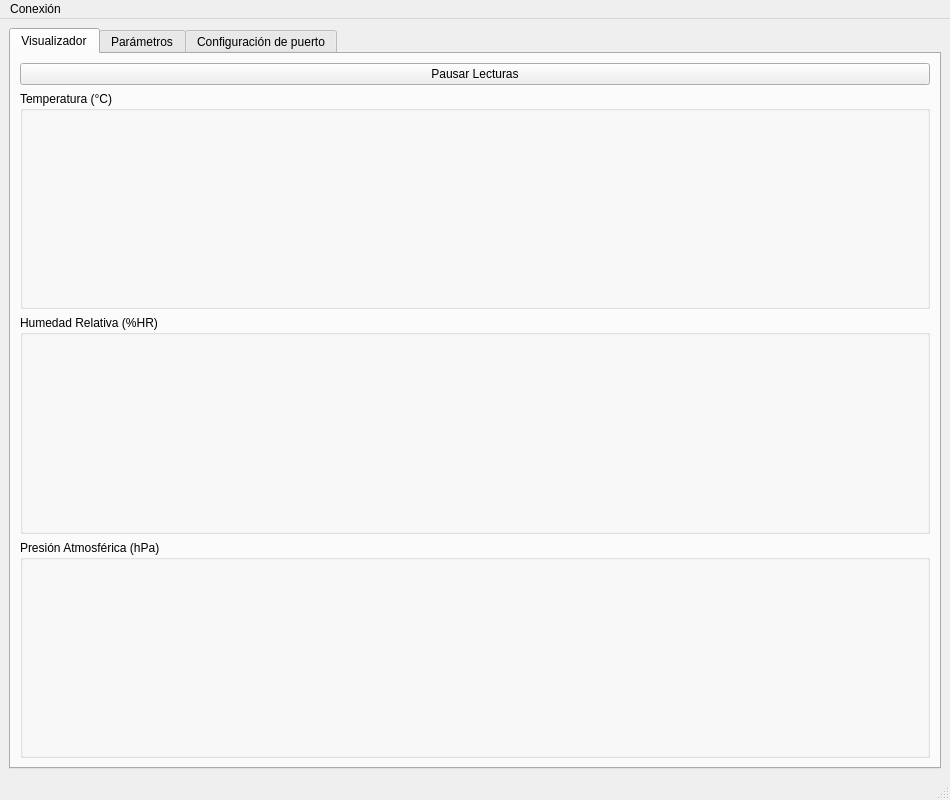
Before: the Qt Designer form gui_python/bme688_gui.ui in Myrksh/CC5328-Tarea-2, drawn with Qt 5.
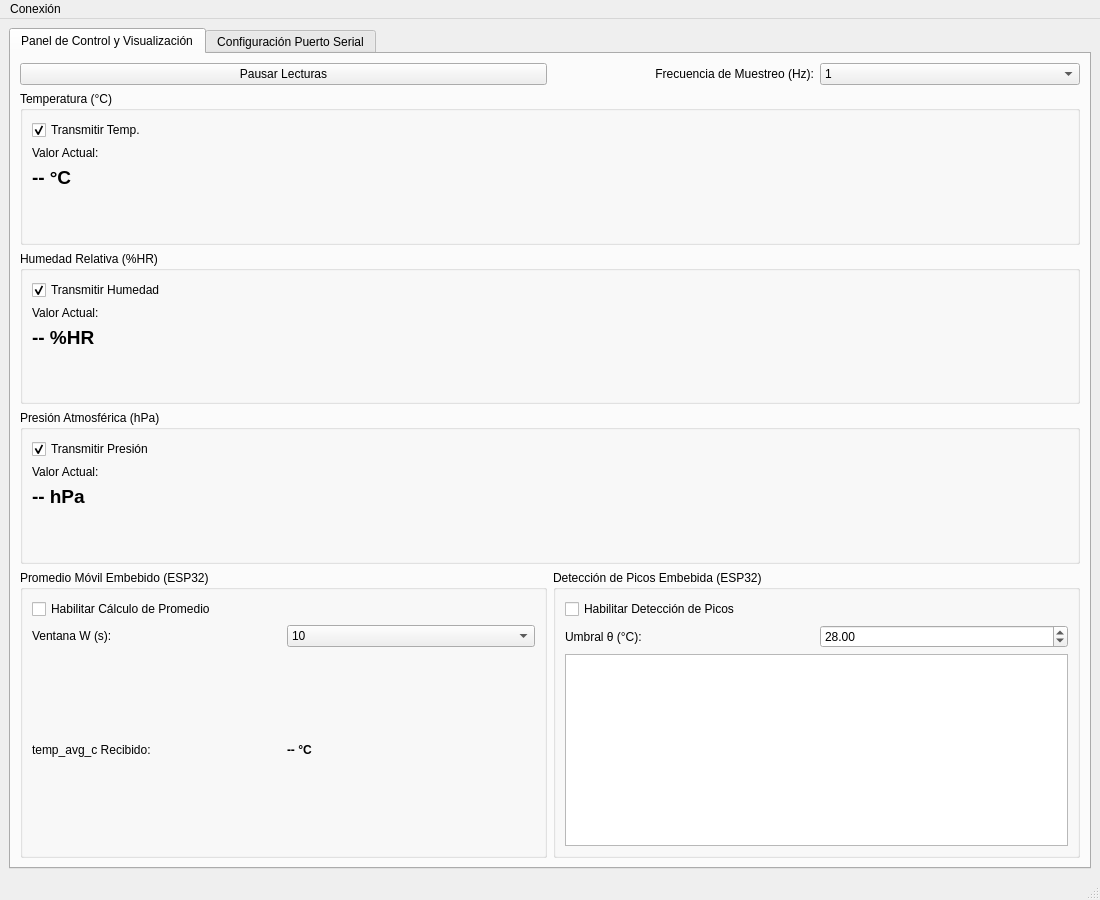
After: the same form once the commit is applied.

Patch:
```diff
--- a/gui_python/bme688_gui.ui
+++ b/gui_python/bme688_gui.ui
@@ -6,154 +6,257 @@
    <rect>
     <x>0</x>
     <y>0</y>
-    <width>950</width>
-    <height>800</height>
+    <width>1100</width>
+    <height>900</height>
    </rect>
   </property>
   <property name="windowTitle">
-   <string>Tarea 2 — Control BME688 &amp;</string>
+   <string>Tarea 2 — Control BME688 &amp; Visualización</string>
   </property>
   <widget class="QWidget" name="centralwidget">
-   <layout class="QGridLayout" name="gridLayout_main">
-    <item row="0" column="0">
+   <layout class="QVBoxLayout" name="verticalLayout_main">
+    <item>
      <widget class="QTabWidget" name="pestanas">
       <property name="currentIndex">
        <number>0</number>
       </property>
-      <widget class="QWidget" name="tab_graficos">
+      
+      <!-- PESTAÑA PRINCIPAL ÚNICA -->
+      <widget class="QWidget" name="tab_panel_unico">
        <attribute name="title">
-        <string>Visualizador</string>
+        <string>Panel de Control y Visualización</string>
        </attribute>
-       <layout class="QVBoxLayout" name="verticalLayout_graficos">
+       <layout class="QVBoxLayout" name="verticalLayout_panel">
+        
+        <!-- BARRA SUPERIOR: BOTÓN PAUSA (50%) + FRECUENCIA (50%) -->
         <item>
+         <layout class="QHBoxLayout" name="horizontalLayout_top_controls">
+          <item stretch="1">
          <widget class="QPushButton" name="pausa_graficos">
           <property name="text">
            <string>Pausar Lecturas</string>
           </property>
          </widget>
         </item>
+          <item stretch="1">
+           <layout class="QHBoxLayout" name="horizontalLayout_freq_inline">
         <item>
+             <widget class="QLabel" name="lbl_freq">
+              <property name="text">
+               <string>Frecuencia de Muestreo (Hz):</string>
+              </property>
+              <property name="alignment">
+               <set>Qt::AlignRight|Qt::AlignVCenter</set>
+              </property>
+             </widget>
+            </item>
+            <item>
+             <widget class="QComboBox" name="combo_frecuencia">
+              <property name="currentIndex">
+               <number>1</number>
+              </property>
+              <item><property name="text"><string>0.5</string></property></item>
+              <item><property name="text"><string>1</string></property></item>
+              <item><property name="text"><string>2</string></property></item>
+              <item><property name="text"><string>5</string></property></item>
+             </widget>
+            </item>
+           </layout>
+          </item>
+         </layout>
+        </item>
+
+        <!-- SECCIÓN DE GRÁFICOS Y CONTROLES (PROPORCIÓN EXACTA 2/3 Y 1/3) -->
+        
+        <!-- 1. TEMPERATURA -->
+        <item stretch="2">
          <widget class="QGroupBox" name="group_temp">
           <property name="title">
            <string>Temperatura (°C)</string>
           </property>
+          <layout class="QHBoxLayout" name="horizontalLayout_temp_box">
+           <!-- Layout del gráfico (Stretch 2 -> 2/3) -->
+           <item stretch="2">
           <layout class="QVBoxLayout" name="plot_layout_temp"/>
+           </item>
+           <!-- Layout de controles y valor (Stretch 1 -> 1/3) -->
+           <item stretch="1">
+            <layout class="QVBoxLayout" name="verticalLayout_temp_ctrl">
+             <item>
+              <widget class="QCheckBox" name="chk_temp">
+               <property name="text">
+                <string>Transmitir Temp.</string>
+               </property>
+               <property name="checked">
+                <bool>true</bool>
+               </property>
          </widget>
         </item>
         <item>
+              <widget class="QLabel" name="lbl_title_temp">
+               <property name="text">
+                <string>Valor Actual:</string>
+               </property>
+              </widget>
+             </item>
+             <item>
+              <widget class="QLabel" name="lbl_val_temp">
+               <property name="styleSheet">
+                <string>font-size: 14pt; font-weight: bold;</string>
+               </property>
+               <property name="text">
+                <string>-- °C</string>
+               </property>
+              </widget>
+             </item>
+             <item>
+              <spacer name="verticalSpacer_temp">
+               <property name="orientation">
+                <enum>Qt::Vertical</enum>
+               </property>
+               <property name="sizeHint" stdset="0">
+                <size>
+                 <width>20</width>
+                 <height>20</height>
+                </size>
+               </property>
+              </spacer>
+             </item>
+            </layout>
+           </item>
+          </layout>
+         </widget>
+        </item>
+
+        <!-- 2. HUMEDAD RELATIVA -->
+        <item stretch="2">
          <widget class="QGroupBox" name="group_hum">
           <property name="title">
            <string>Humedad Relativa (%HR)</string>
           </property>
+          <layout class="QHBoxLayout" name="horizontalLayout_hum_box">
+           <!-- Layout del gráfico (Stretch 2 -> 2/3) -->
+           <item stretch="2">
           <layout class="QVBoxLayout" name="plot_layout_hum"/>
+           </item>
+           <!-- Layout de controles y valor (Stretch 1 -> 1/3) -->
+           <item stretch="1">
+            <layout class="QVBoxLayout" name="verticalLayout_hum_ctrl">
+             <item>
+              <widget class="QCheckBox" name="chk_hum">
+               <property name="text">
+                <string>Transmitir Humedad</string>
+               </property>
+               <property name="checked">
+                <bool>true</bool>
+               </property>
          </widget>
         </item>
         <item>
+              <widget class="QLabel" name="lbl_title_hum">
+               <property name="text">
+                <string>Valor Actual:</string>
+               </property>
+              </widget>
+             </item>
+             <item>
+              <widget class="QLabel" name="lbl_val_hum">
+               <property name="styleSheet">
+                <string>font-size: 14pt; font-weight: bold;</string>
+               </property>
+               <property name="text">
+                <string>-- %HR</string>
+               </property>
+              </widget>
+             </item>
+             <item>
+              <spacer name="verticalSpacer_hum">
+               <property name="orientation">
+                <enum>Qt::Vertical</enum>
+               </property>
+               <property name="sizeHint" stdset="0">
+                <size>
+                 <width>20</width>
+                 <height>20</height>
+                </size>
+               </property>
+              </spacer>
+             </item>
+            </layout>
+           </item>
+          </layout>
+         </widget>
+        </item>
+
+        <!-- 3. PRESIÓN ATMOSFÉRICA -->
+        <item stretch="2">
          <widget class="QGroupBox" name="group_pres">
           <property name="title">
            <string>Presión Atmosférica (hPa)</string>
           </property>
+          <layout class="QHBoxLayout" name="horizontalLayout_pres_box">
+           <!-- Layout del gráfico (Stretch 2 -> 2/3) -->
+           <item stretch="2">
           <layout class="QVBoxLayout" name="plot_layout_pres"/>
-         </widget>
-        </item>
-       </layout>
-      </widget>
-      <widget class="QWidget" name="tab_procesamiento">
-       <attribute name="title">
-        <string>Parámetros</string>
-       </attribute>
-       <layout class="QGridLayout" name="gridLayout_proc">
-        <!-- Selección de Variables -->
-        <item row="0" column="0" colspan="2">
-         <widget class="QGroupBox" name="group_vars">
-          <property name="title">
-           <string>Variables a Transmitir</string>
-          </property>
-          <layout class="QHBoxLayout" name="horizontalLayout_vars">
-           <item>
-            <widget class="QCheckBox" name="chk_temp">
-             <property name="text">
-              <string>Temperatura (T)</string>
-             </property>
-             <property name="checked">
-              <bool>true</bool>
-             </property>
-            </widget>
-           </item>
-           <item>
-            <widget class="QCheckBox" name="chk_hum">
-             <property name="text">
-              <string>Humedad (H)</string>
-             </property>
-             <property name="checked">
-              <bool>true</bool>
-             </property>
-            </widget>
-           </item>
+           </item>
+           <!-- Layout de controles y valor (Stretch 1 -> 1/3) -->
+           <item stretch="1">
+            <layout class="QVBoxLayout" name="verticalLayout_pres_ctrl">
            <item>
             <widget class="QCheckBox" name="chk_pres">
              <property name="text">
-              <string>Presión (P)</string>
+                <string>Transmitir Presión</string>
              </property>
              <property name="checked">
               <bool>true</bool>
              </property>
             </widget>
            </item>
-          </layout>
-         </widget>
-        </item>
-
-        <!-- Frecuencia de Muestreo -->
-        <item row="1" column="0" colspan="2">
-         <widget class="QGroupBox" name="group_freq">
-          <property name="title">
-           <string>Frecuencia de Adquisición</string>
-          </property>
-          <layout class="QHBoxLayout" name="horizontalLayout_freq">
            <item>
-            <widget class="QLabel" name="lbl_freq">
+              <widget class="QLabel" name="lbl_title_pres">
              <property name="text">
-              <string>Frecuencia de muestreo (Hz):</string>
+                <string>Valor Actual:</string>
              </property>
             </widget>
            </item>
            <item>
-            <widget class="QComboBox" name="combo_frecuencia">
-             <property name="currentIndex">
-              <number>1</number>
-             </property>
-             <item>
+              <widget class="QLabel" name="lbl_val_pres">
+               <property name="styleSheet">
+                <string>font-size: 14pt; font-weight: bold;</string>
+               </property>
               <property name="text">
-               <string>0.5</string>
-              </property>
+                <string>-- hPa</string>
+               </property>
+              </widget>
              </item>
              <item>
-              <property name="text">
-               <string>1</string>
-              </property>
-             </item>
-             <item>
-              <property name="text">
-               <string>2</string>
-              </property>
+              <spacer name="verticalSpacer_pres">
+               <property name="orientation">
+                <enum>Qt::Vertical</enum>
+               </property>
+               <property name="sizeHint" stdset="0">
+                <size>
+                 <width>20</width>
+                 <height>20</height>
+                </size>
+               </property>
+              </spacer>
              </item>
-             <item>
-              <property name="text">
-               <string>5</string>
-              </property>
-             </item>
-            </widget>
-           </item>
+            </layout>
+           </item>
           </layout>
          </widget>
         </item>
 
-        <!-- Media Móvil Temporal -->
-        <item row="2" column="0">
+        <!-- SECCIÓN INFERIOR: PROMEDIO (IZQ) Y PICOS (DER) -->
+        <item stretch="1">
+         <layout class="QHBoxLayout" name="horizontalLayout_bottom_processing">
+          
+          <!-- RECUADRO IZQUIERDA: PROMEDIO MÓVIL ESP32 -->
+          <item stretch="1">
          <widget class="QGroupBox" name="group_media_movil">
           <property name="title">
-           <string>Media Móvil (ESP32)</string>
+             <string>Promedio Móvil Embebido (ESP32)</string>
           </property>
           <layout class="QGridLayout" name="gridLayout_mm">
            <item row="0" column="0" colspan="2">
@@ -175,26 +278,13 @@
            </item>
            <item row="1" column="1">
             <widget class="QComboBox" name="combo_ventana_w">
-             <item>
-              <property name="text">
-               <string>5</string>
-              </property>
-             </item>
-             <item>
-              <property name="text">
-               <string>10</string>
-              </property>
-             </item>
-             <item>
-              <property name="text">
-               <string>30</string>
-              </property>
-             </item>
-             <item>
-              <property name="text">
-               <string>60</string>
-              </property>
-             </item>
+               <property name="currentIndex">
+                <number>1</number>
+               </property>
+               <item><property name="text"><string>5</string></property></item>
+               <item><property name="text"><string>10</string></property></item>
+               <item><property name="text"><string>30</string></property></item>
+               <item><property name="text"><string>60</string></property></item>
             </widget>
            </item>
            <item row="2" column="0">
@@ -206,6 +296,9 @@
            </item>
            <item row="2" column="1">
             <widget class="QLabel" name="lbl_val_temp_avg">
+               <property name="styleSheet">
+                <string>font-weight: bold;</string>
+               </property>
              <property name="text">
               <string>-- °C</string>
              </property>
@@ -215,11 +308,11 @@
          </widget>
         </item>
 
-        <!-- Detección de Picos -->
-        <item row="2" column="1">
+          <!-- RECUADRO DERECHA: DETECCIÓN DE PICOS ESP32 -->
+          <item stretch="1">
          <widget class="QGroupBox" name="group_picos">
           <property name="title">
-           <string>Detección de Picos (ESP32)</string>
+             <string>Detección de Picos Embebida (ESP32)</string>
           </property>
           <layout class="QGridLayout" name="gridLayout_picos">
            <item row="0" column="0" colspan="2">
@@ -250,69 +343,26 @@
             </widget>
            </item>
            <item row="2" column="0" colspan="2">
-            <widget class="QListWidget" name="lista_eventos_picos"/>
-           </item>
-          </layout>
-         </widget>
-        </item>
-
-        <!-- Estadísticas y Valores Actuales -->
-        <item row="3" column="0" colspan="2">
-         <widget class="QGroupBox" name="group_lecturas">
-          <property name="title">
-           <string>Valores Actuales (Mediciones BME688)</string>
-          </property>
-          <layout class="QHBoxLayout" name="horizontalLayout_vals">
-           <item>
-            <widget class="QLabel" name="lbl_title_temp">
-             <property name="text">
-              <string>T:</string>
-             </property>
-            </widget>
-           </item>
-           <item>
-            <widget class="QLabel" name="lbl_val_temp">
-             <property name="text">
-              <string>-- °C</string>
-             </property>
-            </widget>
-           </item>
-           <item>
-            <widget class="QLabel" name="lbl_title_hum">
-             <property name="text">
-              <string>H:</string>
-             </property>
-            </widget>
-           </item>
-           <item>
-            <widget class="QLabel" name="lbl_val_hum">
-             <property name="text">
-              <string>-- %HR</string>
-             </property>
-            </widget>
-           </item>
-           <item>
-            <widget class="QLabel" name="lbl_title_pres">
-             <property name="text">
-              <string>P:</string>
-             </property>
-            </widget>
-           </item>
-           <item>
-            <widget class="QLabel" name="lbl_val_pres">
-             <property name="text">
-              <string>-- hPa</string>
-             </property>
-            </widget>
-           </item>
-          </layout>
-         </widget>
+              <widget class="QListWidget" name="lista_eventos_picos">
+               <property name="maximumHeight">
+                <number>75</number>
+               </property>
+              </widget>
+             </item>
+            </layout>
+           </widget>
+          </item>
+
+         </layout>
         </item>
+
        </layout>
       </widget>
+
+      <!-- PESTAÑA 2: CONFIGURACIÓN PUERTO SERIAL (TAL CUAL) -->
       <widget class="QWidget" name="configuracion">
        <attribute name="title">
-        <string>Configuración de puerto</string>
+        <string>Configuración Puerto Serial</string>
        </attribute>
        <layout class="QGridLayout" name="gridLayout_serial">
         <item row="0" column="0">
@@ -324,26 +374,10 @@
         </item>
         <item row="0" column="1">
          <widget class="QComboBox" name="baudios_combo">
-          <item>
-           <property name="text">
-            <string>115200</string>
-           </property>
-          </item>
-          <item>
-           <property name="text">
-            <string>230400</string>
-           </property>
-          </item>
-          <item>
-           <property name="text">
-            <string>460800</string>
-           </property>
-          </item>
-          <item>
-           <property name="text">
-            <string>921600</string>
-           </property>
-          </item>
+          <item><property name="text"><string>115200</string></property></item>
+          <item><property name="text"><string>230400</string></property></item>
+          <item><property name="text"><string>460800</string></property></item>
+          <item><property name="text"><string>921600</string></property></item>
          </widget>
         </item>
         <item row="1" column="0">
@@ -376,19 +410,13 @@
   </widget>
   <widget class="QStatusBar" name="statusbar"/>
   <action name="action_conectar">
-   <property name="text">
-    <string>Conectar</string>
-   </property>
+   <property name="text"><string>Conectar</string></property>
   </action>
   <action name="action_desconectar">
-   <property name="text">
-    <string>Desconectar</string>
-   </property>
+   <property name="text"><string>Desconectar</string></property>
   </action>
   <action name="action_inicializar">
-   <property name="text">
-    <string>Inicializar</string>
-   </property>
+   <property name="text"><string>Inicializar</string></property>
   </action>
  </widget>
  <resources/>
```
Lines whose indentation alone changed are shown as unchanged.
